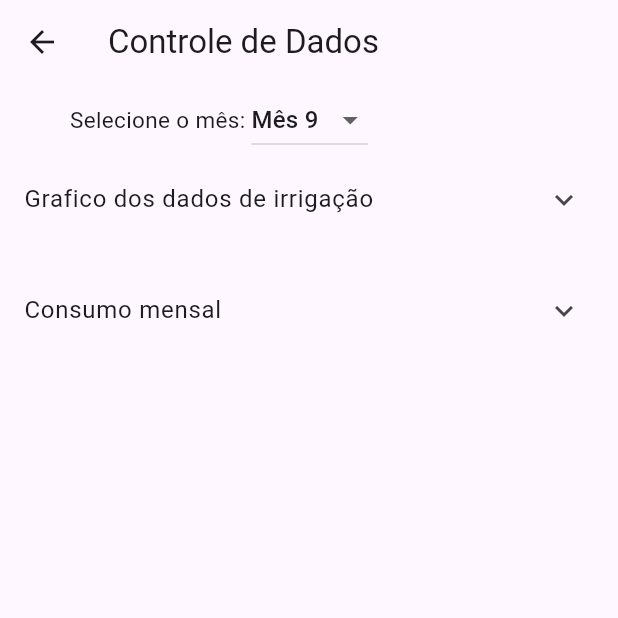
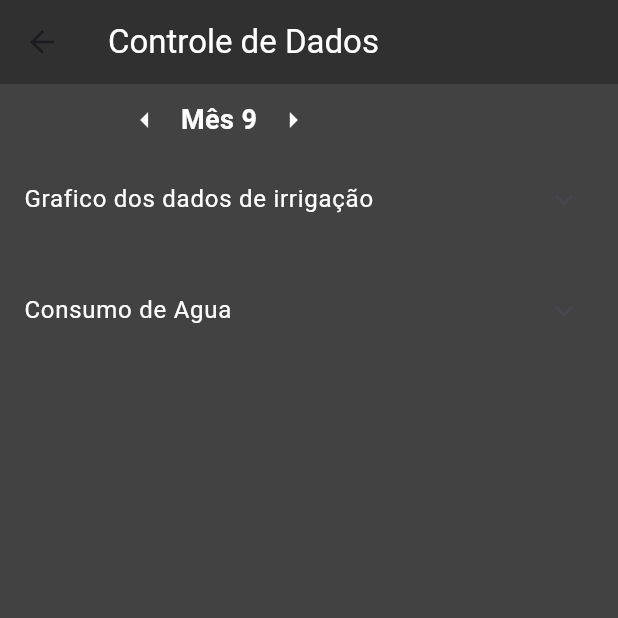
Before and after one commit to mayra2001/smartcontrol, a Flutter app: the GraficoPage screen opened directly, on a phone screen of 412 x 824 dp, the top half of it. Run offline on Flutter 3.47's test engine with Material 3 defaults, Android fonts, the phone set to English and light mode, and no system bars; our stand-ins replace cloud_firestore, firebase_auth, firebase_core, firebase_database, fl_chart, flutter_local_notifications; accounts and stored records are empty; network calls fail.

Commit message:
colocando tema escuro nos graficos

```diff
--- a/tccsmartcontrol/lib/graficoPage.dart
+++ b/tccsmartcontrol/lib/graficoPage.dart
@@ -135,7 +135,7 @@ class _GraficoPageState extends State<GraficoPage> {
             litrosGastos.length,
             (index) => FlSpot(index.toDouble(), litrosGastos[index]),
           ),
-          isCurved: false,
+          isCurved: true,
           barWidth: 2,
           color: Colors.blue,
           belowBarData: BarAreaData(show: false),
@@ -151,7 +151,7 @@ class _GraficoPageState extends State<GraficoPage> {
             umidadeAr.length,
             (index) => FlSpot(index.toDouble(), umidadeAr[index]),
           ),
-          isCurved: false,
+          isCurved: true,
           barWidth: 2,
           color: Colors.purple,
           belowBarData: BarAreaData(show: false),
@@ -167,7 +167,7 @@ class _GraficoPageState extends State<GraficoPage> {
             temperatura.length,
             (index) => FlSpot(index.toDouble(), temperatura[index]),
           ),
-          isCurved: false,
+          isCurved: true,
           barWidth: 2,
           color: Colors.green,
           belowBarData: BarAreaData(show: false),
@@ -183,7 +183,7 @@ class _GraficoPageState extends State<GraficoPage> {
             umidadeSolo.length,
             (index) => FlSpot(index.toDouble(), umidadeSolo[index]),
           ),
-          isCurved: false,
+          isCurved: true,
           barWidth: 2,
           color: Colors.brown,
           belowBarData: BarAreaData(show: false),
@@ -294,7 +294,8 @@ class _GraficoPageState extends State<GraficoPage> {
   }
 
   Widget _buildCheckbox(
-      String label, Color color, bool value, Function(bool?)? onChanged) {
+      String label, Color color, bool value, Function(bool?)? onChanged,
+      {required TextStyle style}) {
     return Row(
       children: [
         Checkbox(
@@ -303,7 +304,7 @@ class _GraficoPageState extends State<GraficoPage> {
           checkColor: Colors.white,
           activeColor: color,
         ),
-        Text(label),
+        Text(label, style: const TextStyle(color: Colors.white)),
       ],
     );
   }
@@ -311,7 +312,12 @@ class _GraficoPageState extends State<GraficoPage> {
   @override
   Widget build(BuildContext context) {
     return Scaffold(
-      appBar: AppBar(title: const Text('Controle de Dados')),
+      backgroundColor: Colors.grey[800],
+      appBar: AppBar(
+        title: const Text('Controle de Dados',
+            softWrap: true, style: TextStyle(color: Colors.white)),
+        backgroundColor: Colors.grey[850],
+      ),
       body: SingleChildScrollView(
         child: Column(
           children: [
@@ -320,21 +326,31 @@ class _GraficoPageState extends State<GraficoPage> {
               child: Row(
                 mainAxisAlignment: MainAxisAlignment.center,
                 children: [
-                  const Text(
-                    'Selecione o mês: ',
-                    style: TextStyle(fontSize: 15),
+                  IconButton(
+                    icon: const Icon(Icons.arrow_left, color: Colors.white),
+                    onPressed: () {
+                      setState(() {
+                        mesSelecionado =
+                            mesSelecionado > 1 ? mesSelecionado - 1 : 12;
+                        _carregarDados(mesSelecionado);
+                        _calcularValorGasto(mesSelecionado);
+                      });
+                    },
                   ),
-                  DropdownButton<int>(
-                    value: mesSelecionado,
-                    items: List.generate(12, (index) {
-                      return DropdownMenuItem(
-                        value: index + 1,
-                        child: Text('Mês ${index + 1}'),
-                      );
-                    }),
-                    onChanged: (newMes) {
+                  Text(
+                    'Mês $mesSelecionado',
+                    style: const TextStyle(
+                      fontSize: 18,
+                      color: Colors.white,
+                      fontWeight: FontWeight.bold,
+                    ),
+                  ),
+                  IconButton(
+                    icon: const Icon(Icons.arrow_right, color: Colors.white),
+                    onPressed: () {
                       setState(() {
-                        mesSelecionado = newMes!;
+                        mesSelecionado =
+                            mesSelecionado < 12 ? mesSelecionado + 1 : 1;
                         _carregarDados(mesSelecionado);
                         _calcularValorGasto(mesSelecionado);
                       });
@@ -344,13 +360,14 @@ class _GraficoPageState extends State<GraficoPage> {
               ),
             ),
             ExpansionTile(
-              title: const Text('Grafico dos dados de irrigação'),
+              title: const Text('Grafico dos dados de irrigação',
+                  style: TextStyle(color: Colors.white)),
               children: [
                 Column(
                   children: [
                     Container(
                       height: 280,
-                      padding: const EdgeInsets.all(16.0),
+                      padding: const EdgeInsets.all(19.0),
                       child: LineChart(
                         key: ValueKey<int>(_chartKey),
                         LineChartData(
@@ -359,7 +376,10 @@ class _GraficoPageState extends State<GraficoPage> {
                               sideTitles: SideTitles(
                                 showTitles: false,
                                 getTitlesWidget: (value, meta) {
-                                  return Text((value + 1).toInt().toString());
+                                  return Text(
+                                    (value + 1).toInt().toString(),
+                                    style: const TextStyle(color: Colors.white),
+                                  );
                                 },
                               ),
                             ),
@@ -367,7 +387,10 @@ class _GraficoPageState extends State<GraficoPage> {
                               sideTitles: SideTitles(
                                 showTitles: true,
                                 getTitlesWidget: (value, meta) {
-                                  return Text((value + 1).toInt().toString());
+                                  return Text(
+                                    (value + 1).toInt().toString(),
+                                    style: const TextStyle(color: Colors.white),
+                                  );
                                 },
                               ),
                             ),
@@ -375,7 +398,21 @@ class _GraficoPageState extends State<GraficoPage> {
                               sideTitles: SideTitles(
                                 showTitles: false,
                                 getTitlesWidget: (value, meta) {
-                                  return Text(value.toInt().toString());
+                                  return Text(
+                                    value.toInt().toString(),
+                                    style: const TextStyle(color: Colors.white),
+                                  );
+                                },
+                              ),
+                            ),
+                            rightTitles: AxisTitles(
+                              sideTitles: SideTitles(
+                                showTitles: true,
+                                getTitlesWidget: (value, meta) {
+                                  return Text(
+                                    value.toInt().toString(),
+                                    style: const TextStyle(color: Colors.white),
+                                  );
                                 },
                               ),
                             ),
@@ -395,25 +432,28 @@ class _GraficoPageState extends State<GraficoPage> {
                     const SizedBox(height: 16),
                     const Text(
                       'Selecionar dados a serem exibidos:',
-                      style:
-                          TextStyle(fontSize: 15, fontWeight: FontWeight.bold),
+                      style: TextStyle(
+                          fontSize: 15,
+                          fontWeight: FontWeight.bold,
+                          color: Colors.white),
                     ),
                     _buildCheckbox('Litros Gastos', Colors.blue, showLitros,
-                        (val) {
+                        style: const TextStyle(color: Colors.white), (val) {
                       setState(() {
                         showLitros = val!;
                         _chartKey++;
                       });
                     }),
                     _buildCheckbox(
-                        'Umidade do Ar', Colors.purple, showUmidadeAr, (val) {
+                        'Umidade do Ar', Colors.purple, showUmidadeAr,
+                        style: const TextStyle(color: Colors.white), (val) {
                       setState(() {
                         showUmidadeAr = val!;
                         _chartKey++;
                       });
                     }),
                     _buildCheckbox('Temperatura', Colors.green, showTemperatura,
-                        (val) {
+                        style: const TextStyle(color: Colors.white), (val) {
                       setState(() {
                         showTemperatura = val!;
                         _chartKey++;
@@ -421,7 +461,7 @@ class _GraficoPageState extends State<GraficoPage> {
                     }),
                     _buildCheckbox(
                         'Umidade do Solo', Colors.brown, showUmidadeSolo,
-                        (val) {
+                        style: const TextStyle(color: Colors.white), (val) {
                       setState(() {
                         showUmidadeSolo = val!;
                         _chartKey++;
@@ -433,7 +473,8 @@ class _GraficoPageState extends State<GraficoPage> {
             ),
             const SizedBox(height: 16),
             ExpansionTile(
-              title: const Text('Consumo mensal'),
+              title: const Text('Consumo de Agua',
+                  style: TextStyle(color: Colors.white)),
               children: [
                 Column(
                   children: [
@@ -443,9 +484,9 @@ class _GraficoPageState extends State<GraficoPage> {
                         children: [
                           const Expanded(
                             child: Text(
-                              'Se em sua localidade é cobrado a taxa de esgoto, selecione para calcular o valor total de irrigação por mês.',
-                              softWrap: true,
-                            ),
+                                'Se em sua localidade é cobrado a taxa de esgoto, selecione para calcular o valor total de irrigação por mês.',
+                                softWrap: true,
+                                style: TextStyle(color: Colors.white)),
                           ),
                           Checkbox(
                             value: incluirEsgoto,
@@ -464,26 +505,42 @@ class _GraficoPageState extends State<GraficoPage> {
                       child: Text(
                         'Valor total gasto: R\$${valorGasto.toStringAsFixed(2)}',
                         style: const TextStyle(
-                            fontSize: 15, fontWeight: FontWeight.bold),
+                            fontSize: 14,
+                            fontWeight: FontWeight.bold,
+                            color: Colors.white),
                       ),
                     ),
                     Padding(
-                      padding: const EdgeInsets.only(right: 50.0),
+                      padding: const EdgeInsets.only(right: 60.0),
                       child: Text(
                         'Litros gastos no mês selecionado: ${_formatarLitrosOuMetrosCubicos(litrosTotaisMes)}',
                         style: const TextStyle(
-                            fontSize: 15, fontWeight: FontWeight.bold),
+                            fontSize: 14,
+                            fontWeight: FontWeight.bold,
+                            color: Colors.white),
                       ),
                     ),
                     Padding(
-                      padding: const EdgeInsets.only(left: 11.0, right: 110.0),
+                      padding: const EdgeInsets.only(left: 17.0, right: 110.0),
                       child: Text(
                         'Tempo total de irrigação no mês: $tempoTotalIrrigacao',
                         style: const TextStyle(
-                            fontSize: 15, fontWeight: FontWeight.bold),
+                            fontSize: 14,
+                            fontWeight: FontWeight.bold,
+                            color: Colors.white),
                       ),
                     ),
                   ],
+                ),
+                const Padding(
+                  padding: EdgeInsets.only(top: 20.0),
+                  child: Text(
+                    'Consumo anual em metros cúbicos ',
+                    style: TextStyle(
+                        fontSize: 16,
+                        fontWeight: FontWeight.bold,
+                        color: Colors.white),
+                  ),
                 ),
                 SizedBox(
                   height: 280,
@@ -500,7 +557,7 @@ class _GraficoPageState extends State<GraficoPage> {
                               showTitles: true,
                               getTitlesWidget: (value, meta) {
                                 const style = TextStyle(
-                                  color: Color(0xff68737d),
+                                  color: Color.fromARGB(255, 175, 176, 177),
                                   fontWeight: FontWeight.bold,
                                   fontSize: 12,
                                 );
@@ -523,7 +580,23 @@ class _GraficoPageState extends State<GraficoPage> {
                                 return Text(
                                   value.toInt().toString(),
                                   style: const TextStyle(
-                                    color: Color(0xff67727d),
+                                    color: Color.fromARGB(255, 175, 176, 177),
+                                    fontWeight: FontWeight.bold,
+                                    fontSize: 12,
+                                  ),
+                                );
+                              },
+                              reservedSize: 28,
+                            ),
+                          ),
+                          rightTitles: AxisTitles(
+                            sideTitles: SideTitles(
+                              showTitles: true,
+                              getTitlesWidget: (value, meta) {
+                                return Text(
+                                  value.toInt().toString(),
+                                  style: const TextStyle(
+                                    color: Color.fromARGB(255, 175, 176, 177),
                                     fontWeight: FontWeight.bold,
                                     fontSize: 12,
                                   ),
@@ -539,7 +612,7 @@ class _GraficoPageState extends State<GraficoPage> {
                                 return Text(
                                   value.toInt().toString(),
                                   style: const TextStyle(
-                                    color: Color(0xff67727d),
+                                    color: Color.fromARGB(255, 175, 176, 177),
                                     fontWeight: FontWeight.bold,
                                     fontSize: 12,
                                   ),
@@ -552,7 +625,7 @@ class _GraficoPageState extends State<GraficoPage> {
                         borderData: FlBorderData(
                           show: true,
                           border: Border.all(
-                            color: const Color(0xff37434d),
+                            color: Color.fromARGB(255, 175, 176, 177),
                             width: 1,
                           ),
                         ),
```
